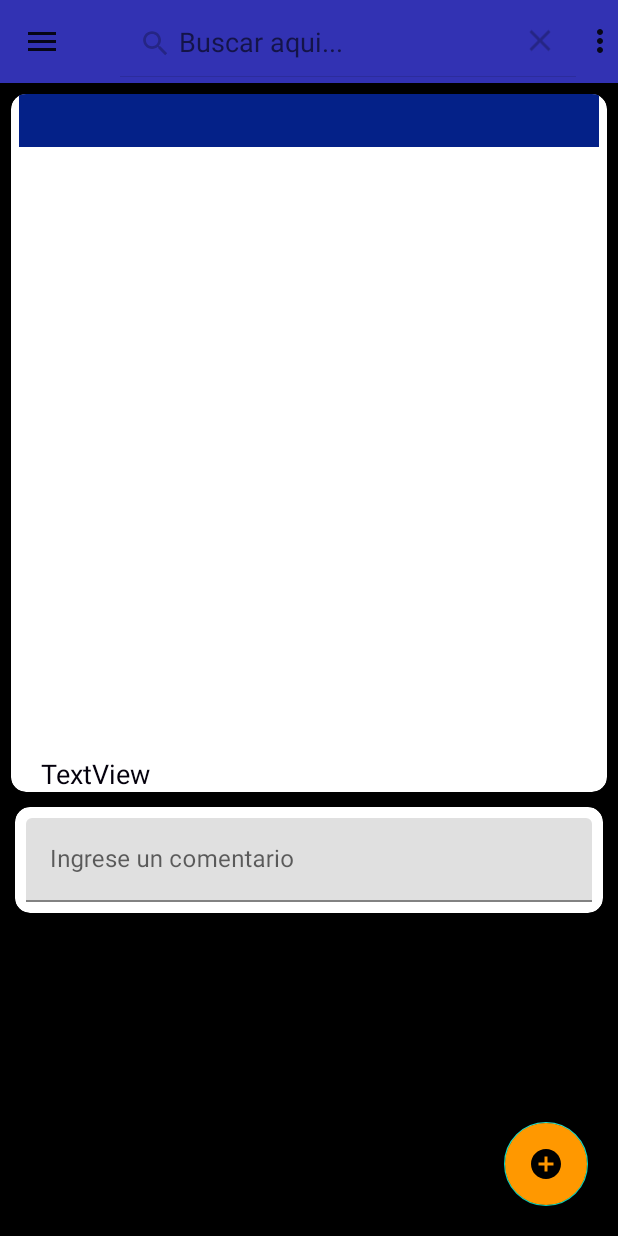
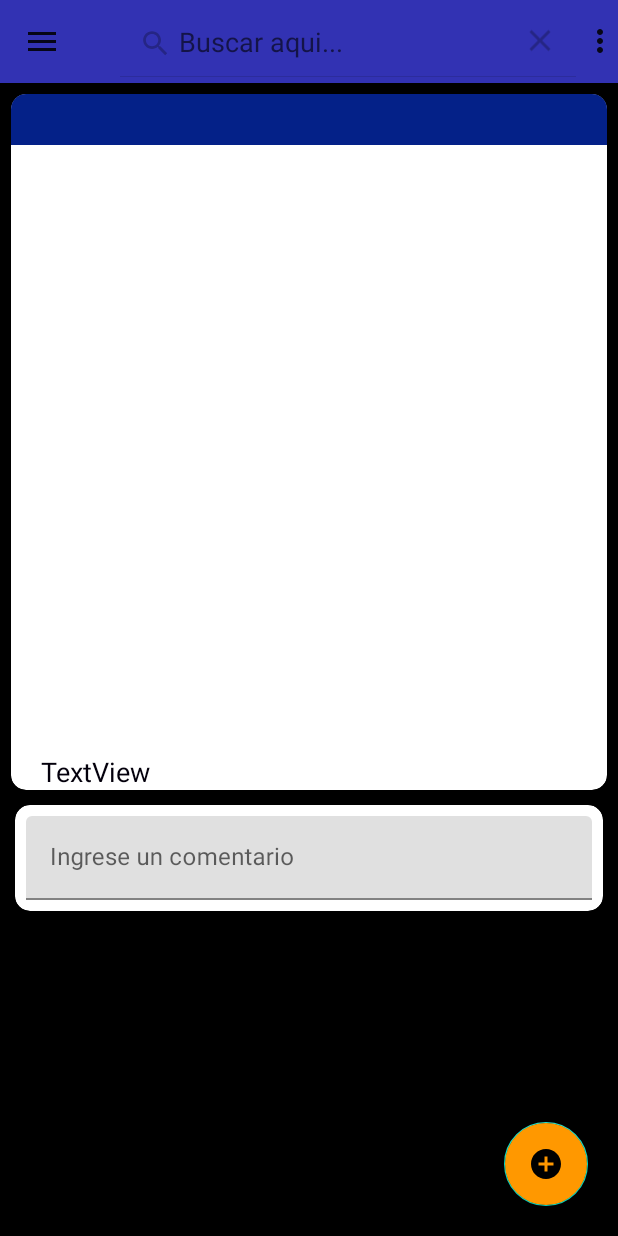
Before and after one commit to alemg77/NoticiasArgentina, an Android app: the fragment FragmentDetalleNoticias placed in its activity, after a tap on "Search", on a phone screen of 412 x 824 dp. Run offline under Robolectric (Android 15) with nearby library versions, the phone set to English and light mode, and no system bars; our stand-ins replace Firebase (no records; nobody signed in at launch, a user with empty details on screens opened directly), Room's generated code, Volley; libraries missing offline, so code that uses them is left out: com.facebook, com.facebook.login; network calls fail; pictures from the network do not load; 14 statements that could not run were skipped.

Commit message:
Correcciones visuales

```diff
--- a/app/src/main/java/kalitero/software/noticiasargentinas/Modelo/Comentario.java
+++ b/app/src/main/java/kalitero/software/noticiasargentinas/Modelo/Comentario.java
@@ -2,7 +2,6 @@ package kalitero.software.noticiasargentinas.Modelo;
 
 import androidx.room.ColumnInfo;
 import androidx.room.Entity;
-import androidx.room.Index;
 import androidx.room.PrimaryKey;
 import androidx.room.TypeConverters;
 
@@ -34,8 +33,6 @@ public class Comentario {
     public Comentario() {
         fecha = new Date();
     }
-
-
 
     public Date getFecha() {
         return fecha;
--- a/app/src/main/java/kalitero/software/noticiasargentinas/Vista/Detalle/FragmentDetalleNoticias.java
+++ b/app/src/main/java/kalitero/software/noticiasargentinas/Vista/Detalle/FragmentDetalleNoticias.java
@@ -62,6 +62,7 @@ public class FragmentDetalleNoticias extends Fragment implements ComentarioAdapt
             StorageReference child = FirebaseStorage.getInstance().getReference().child(urlImagenStorage);
             Glide.with(binding.getRoot()).load(child).into(binding.imagenNoticia);
         } else if (noticia.getUrlImagen() != null) {
+            binding.CardAgregarComentario.setVisibility(View.INVISIBLE);
             try {
                 Glide.with(binding.getRoot()).load(noticia.getUrlImagen()).into(binding.imagenNoticia);
             } catch (Exception e) {
--- a/app/src/main/java/kalitero/software/noticiasargentinas/Vista/SplashActivity.java
+++ b/app/src/main/java/kalitero/software/noticiasargentinas/Vista/SplashActivity.java
@@ -46,7 +46,6 @@ public class SplashActivity extends AppCompatActivity implements RecepcionNotici
     private Integer pedidosApi;
     private String TAG = getClass().toString();
     private Boolean fin_presentacion = false;
-    private NoticiaDaoRoom noticiaDaoRoom;
 
     @Override
     protected void onCreate(Bundle savedInstanceState) {
@@ -56,17 +55,13 @@ public class SplashActivity extends AppCompatActivity implements RecepcionNotici
         elipse = findViewById(R.id.imageView2);
         grupo = findViewById(R.id.imageView);
         noticiasArgentinas = findViewById(R.id.textViewTitulo);
-        this.noticiaDaoRoom = AppDatabase.getInstance(getApplicationContext()).noticiaDaoRoom();
 
         //TODO traer hilos de room, api y firebase y decidir cuál se usa, si pasa el tiempo
 
-
         paqueteNoticias = new PaqueteNoticias();
-
         buscarNoticias = new BuscarNoticiasAPI(SplashActivity.this, this);
         pedidosApi = 0;
         buscarNoticias.titularesNuevos(BuscarNoticiasAPI.KEY_PAIS_ARGENTINA);
-
 
         rotarAnimacion();
         escalaAnimacion();
--- a/app/src/main/res/layout/celda_noticia.xml
+++ b/app/src/main/res/layout/celda_noticia.xml
@@ -34,8 +34,8 @@
                 android:layout_height="wrap_content"
                 android:layout_marginLeft="8dp"
                 android:textSize="15dp"
-                android:textColor="@color/colorAntesPrimary"
-                android:fontFamily="sans-serif-light"
+                android:textColor="@color/negro"
+                android:fontFamily="sans-serif"
                 android:hint="Titulo"
                 app:layout_constraintBottom_toBottomOf="parent"
                 app:layout_constraintEnd_toEndOf="parent"
--- a/app/src/main/res/layout/fragment_detalle_noticias.xml
+++ b/app/src/main/res/layout/fragment_detalle_noticias.xml
@@ -29,12 +29,14 @@
 
                     <TextView
                         android:id="@+id/textViewTitulo"
-                        android:layout_width="match_parent"
-                        android:layout_height="wrap_content"
+                        android:layout_width="420dp"
+                        android:layout_height="34dp"
                         android:layout_marginHorizontal="5dp"
                         android:background="@color/azulOscuro"
                         android:gravity="center"
                         android:paddingVertical="5dp"
+                        android:paddingLeft="25dp"
+                        android:paddingRight="25dp"
                         android:text="titulo"
                         android:textColor="#fff"
                         android:textSize="18dp"
@@ -83,7 +85,7 @@
                     android:layout_height="match_parent">
 
                     <com.google.android.material.textfield.TextInputLayout
-                        android:id="@+id/descripcion"
+                        android:id="@+id/comentarioNuevo"
                         android:layout_width="0dp"
                         android:layout_height="wrap_content"
                         android:layout_margin="7dp"
--- a/app/src/main/res/layout/fragment_lista_noticias_compacto.xml
+++ b/app/src/main/res/layout/fragment_lista_noticias_compacto.xml
@@ -10,7 +10,7 @@
         android:layout_width="match_parent"
         android:layout_height="wrap_content"
         android:text="CATEGORIA"
-        android:fontFamily="sans-serif-thin"
+        android:fontFamily="sans-serif"
         android:textSize="25dp"
         android:gravity="center"
         android:background="#fff"
--- a/app/src/main/res/layout/toolbar.xml
+++ b/app/src/main/res/layout/toolbar.xml
@@ -25,7 +25,7 @@
             android:background="@color/fontoTextoTituloActionBar"
             android:gravity="center"
             android:text="Noticias Argentinas"
-            android:textColor="@color/tituloActionBar"
+            android:textColor="@color/blanco"
             android:textSize="20dp" />
 
     </androidx.cardview.widget.CardView>
--- a/app/src/main/res/values/colors.xml
+++ b/app/src/main/res/values/colors.xml
@@ -3,7 +3,7 @@
     <color name="colorPrimary">#6200EE</color>
     <color name="colorPrimaryDark">#3232B3</color>
     <color name="colorAccent">#C8C8FF</color>
-    <color name="RecyclerviewFondoNoticias">#C8C8FF</color>
+    <color name="RecyclerviewFondoNoticias">#DCDCFF</color>
     <color name="celesteFondo">#00aae4</color>
     <color name="colorAntesPrimary">#6200EE</color>
     <color name="tituloActionBar">#FFFF00</color>
@@ -13,6 +13,7 @@
     <color name="azulOscuro">#042188</color>
     <color name="votoPositivo">#0428D8</color>
     <color name="votoNegativo">#AF0808</color>
+    <color name="blanco">#FFFFFF</color>
 
 
 </resources>
```
Also changed, not shown: app/src/main/java/kalitero/software/noticiasargentinas/Modelo/PaqueteNoticias.java (+5 -13 lines), app/src/main/res/layout/celda_noticia_barrial.xml (+5 -4 lines).
